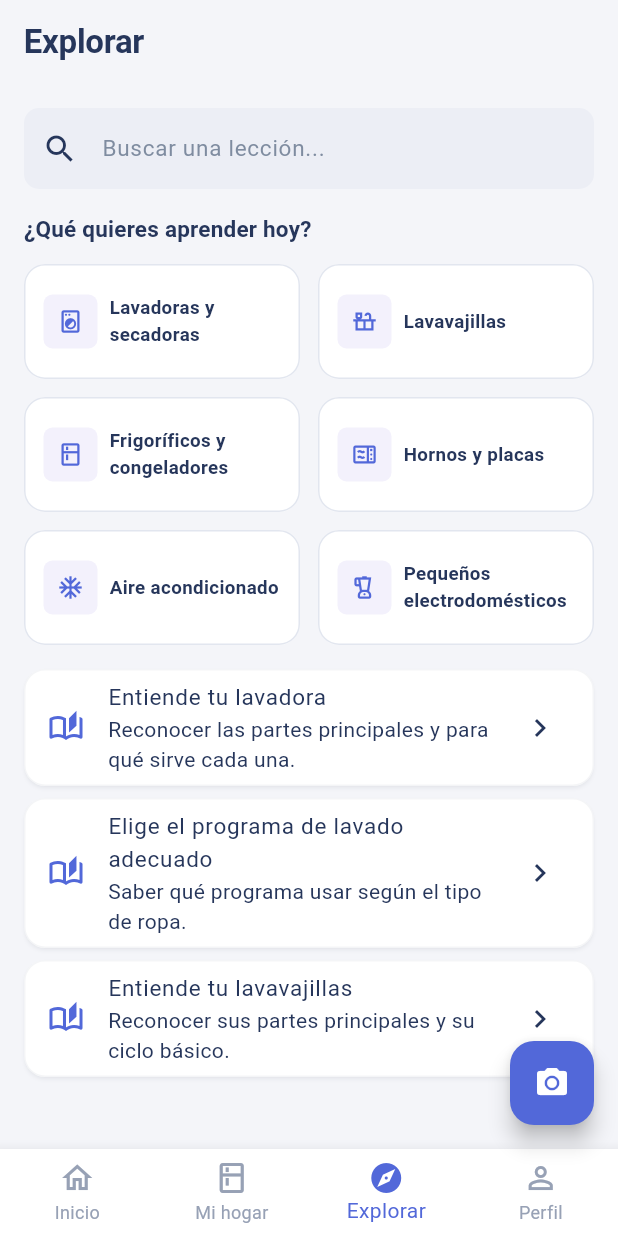
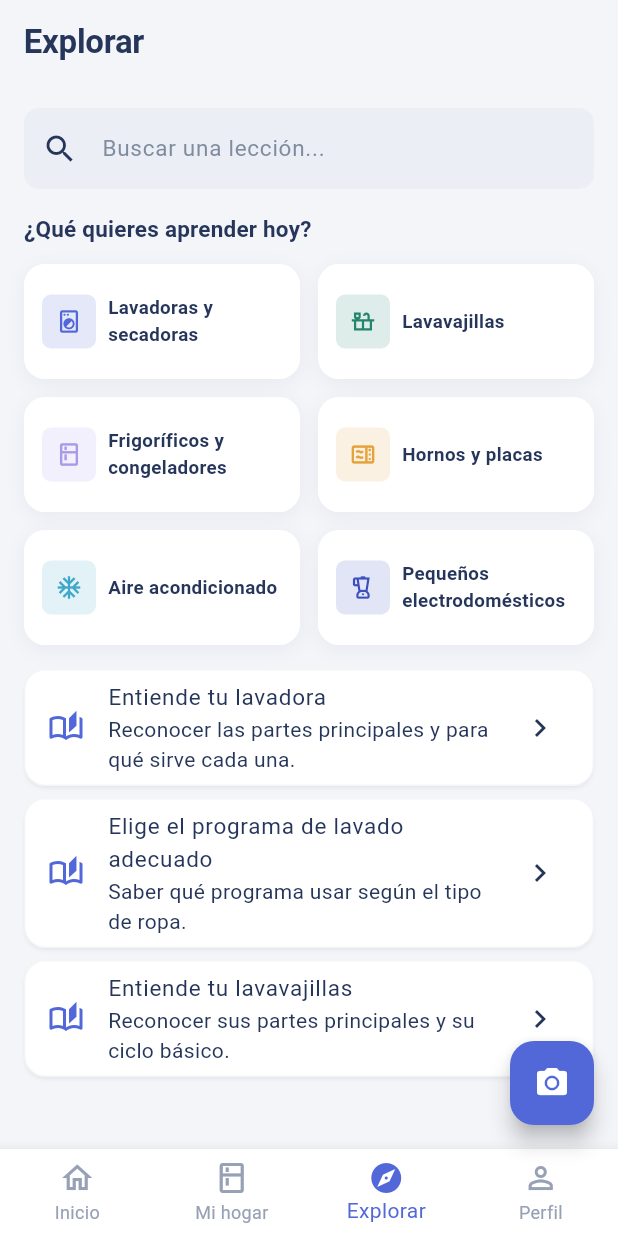
Before and after one commit to luisgc020300-beep/Lumio, a Flutter app: the screen it shows once a user with an empty profile is signed in, swiped to page 3, on a phone screen of 412 x 824 dp. Run offline on Flutter 3.47's test engine with Material 3 defaults, Android fonts, the phone set to English and light mode, and no system bars; our stand-ins replace cached_network_image, cloud_firestore, cloud_functions, firebase_auth, firebase_core, firebase_crashlytics and 3 more; missing offline and left inert: firebase_app_check; accounts and stored records are empty.

Commit message:
style: color por categoria y sombra flotante en tarjetas
Las tarjetas de categoria/electrodomestico usaban el mismo tono azul
uniforme y sin sombra, lo que las hacia ver planas frente a las
capturas de referencia (cada categoria tiene su propio acento alli).
Se anade un token accentCyan y un helper categoria_estilos.dart
centralizado para icono+color por categoria, reutilizado en Inicio,
Explorar, Mi hogar y el detalle del electrodomestico.

Co-Authored-By: Claude Sonnet 5 <noreply@anthropic.com>

```diff
--- a/lib/screens/explorar_tab.dart
+++ b/lib/screens/explorar_tab.dart
@@ -4,6 +4,7 @@ import 'package:flutter/material.dart';
 import '../data/catalogo_lecciones.dart';
 import '../models/electrodomestico.dart';
 import '../services/leccion_service.dart';
+import '../theme/categoria_estilos.dart';
 import '../theme/design_tokens.dart';
 import '../widgets/empty_state.dart';
 import 'leccion_screen.dart';
@@ -60,7 +61,7 @@ class _ExplorarTabState extends State<ExplorarTab> {
                     InputChip(
                       label: Text(_categoria!.etiqueta),
                       onDeleted: () => setState(() => _categoria = null),
-                      avatar: Icon(_iconoPara(_categoria!.icono), size: 16, color: context.colors.brand),
+                      avatar: Icon(iconoCategoria(_categoria!.icono), size: 16, color: colorCategoria(context, _categoria!)),
                     ),
                 ],
               ),
@@ -98,16 +99,6 @@ class _ExplorarTabState extends State<ExplorarTab> {
   }
 }
 
-IconData _iconoPara(IconIdentificador i) => switch (i) {
-      IconIdentificador.lavadora => Icons.local_laundry_service_outlined,
-      IconIdentificador.lavavajillas => Icons.countertops_outlined,
-      IconIdentificador.frigorifico => Icons.kitchen_outlined,
-      IconIdentificador.horno => Icons.microwave_outlined,
-      IconIdentificador.aire => Icons.ac_unit_outlined,
-      IconIdentificador.pequeno => Icons.blender_outlined,
-      IconIdentificador.otro => Icons.devices_other_outlined,
-    };
-
 class _TarjetaCategoria extends StatelessWidget {
   const _TarjetaCategoria({required this.categoria, required this.onTap});
   final CategoriaElectrodomestico categoria;
@@ -115,22 +106,28 @@ class _TarjetaCategoria extends StatelessWidget {
 
   @override
   Widget build(BuildContext context) {
+    final acento = colorCategoria(context, categoria);
     return Material(
       color: context.colors.surface,
       borderRadius: BorderRadius.circular(LumioRadius.md),
+      elevation: 0,
       child: InkWell(
         borderRadius: BorderRadius.circular(LumioRadius.md),
         onTap: onTap,
         child: Container(
           padding: const EdgeInsets.all(LumioSpace.s3),
-          decoration: BoxDecoration(borderRadius: BorderRadius.circular(LumioRadius.md), border: Border.all(color: context.colors.surfaceSunken)),
+          decoration: BoxDecoration(
+            color: context.colors.surface,
+            borderRadius: BorderRadius.circular(LumioRadius.md),
+            boxShadow: [BoxShadow(color: context.colors.ink.withValues(alpha: 0.06), blurRadius: 10, offset: const Offset(0, 3))],
+          ),
           child: Row(
             children: [
               Container(
                 width: 36,
                 height: 36,
-                decoration: BoxDecoration(color: context.colors.brandTint, borderRadius: BorderRadius.circular(LumioRadius.xs)),
-                child: Icon(_iconoPara(categoria.icono), size: 18, color: context.colors.brand),
+                decoration: BoxDecoration(color: acento.withValues(alpha: 0.15), borderRadius: BorderRadius.circular(LumioRadius.xs)),
+                child: Icon(iconoCategoria(categoria.icono), size: 18, color: acento),
               ),
               const SizedBox(width: LumioSpace.s2),
               Expanded(
--- a/lib/screens/mis_electrodomesticos_tab.dart
+++ b/lib/screens/mis_electrodomesticos_tab.dart
@@ -8,6 +8,7 @@ import '../models/electrodomestico.dart';
 import '../models/leccion.dart';
 import '../services/electrodomestico_service.dart';
 import '../services/leccion_service.dart';
+import '../theme/categoria_estilos.dart';
 import '../theme/design_tokens.dart';
 import '../widgets/empty_state.dart';
 import 'camara_screen.dart';
@@ -59,12 +60,13 @@ class _TabAparatos extends StatelessWidget {
           itemCount: items.length,
           itemBuilder: (context, i) {
             final e = items[i];
+            final acento = colorCategoria(context, e.categoria);
             return Card(
               margin: const EdgeInsets.only(bottom: 8),
               child: ListTile(
                 leading: e.fotoUrl != null
                     ? ClipRRect(borderRadius: BorderRadius.circular(LumioRadius.xs), child: CachedNetworkImage(imageUrl: e.fotoUrl!, width: 48, height: 48, fit: BoxFit.cover))
-                    : CircleAvatar(backgroundColor: context.colors.brandTint, child: Icon(Icons.kitchen_outlined, color: context.colors.brand)),
+                    : CircleAvatar(backgroundColor: acento.withValues(alpha: 0.15), child: Icon(iconoCategoria(e.categoria.icono), color: acento)),
                 title: Text(e.nombre),
                 subtitle: Text(e.modeloVerificado ? '${e.fabricante ?? ''} ${e.modelo ?? ''}'.trim() : e.categoria.etiqueta),
                 trailing: e.createdAt != null ? Text(DateFormat('d MMM', 'es_ES').format(e.createdAt!), style: TextStyle(fontSize: 11, color: context.colors.inkMuted)) : null,
--- /dev/null
+++ b/lib/theme/categoria_estilos.dart
@@ -0,0 +1,30 @@
+// lib/theme/categoria_estilos.dart
+import 'package:flutter/material.dart';
+
+import '../models/electrodomestico.dart';
+import 'design_tokens.dart';
+
+IconData iconoCategoria(IconIdentificador i) => switch (i) {
+      IconIdentificador.lavadora => Icons.local_laundry_service_outlined,
+      IconIdentificador.lavavajillas => Icons.countertops_outlined,
+      IconIdentificador.frigorifico => Icons.kitchen_outlined,
+      IconIdentificador.horno => Icons.microwave_outlined,
+      IconIdentificador.aire => Icons.ac_unit_outlined,
+      IconIdentificador.pequeno => Icons.blender_outlined,
+      IconIdentificador.otro => Icons.devices_other_outlined,
+    };
+
+/// Color de acento por categoría -- variedad visual entre tarjetas,
+/// siempre a partir de los tokens de marca (nunca hex sueltos en pantallas).
+Color colorCategoria(BuildContext context, CategoriaElectrodomestico categoria) {
+  final c = context.colors;
+  return switch (categoria) {
+    CategoriaElectrodomestico.lavadoraSecadora => c.brand,
+    CategoriaElectrodomestico.lavavajillas => c.success,
+    CategoriaElectrodomestico.frigorificoCongelador => c.lavanda,
+    CategoriaElectrodomestico.hornoPlaca => c.warning,
+    CategoriaElectrodomestico.aireAcondicionado => c.accentCyan,
+    CategoriaElectrodomestico.pequenoElectrodomestico => c.brandStrong,
+    CategoriaElectrodomestico.otro => c.inkMuted,
+  };
+}
```
Also changed, not shown: lib/screens/electrodomestico_detail_screen.dart (+6 -1 lines), lib/screens/home_tab.dart (+17 -20 lines), lib/theme/design_tokens.dart (+6 -1 lines).
